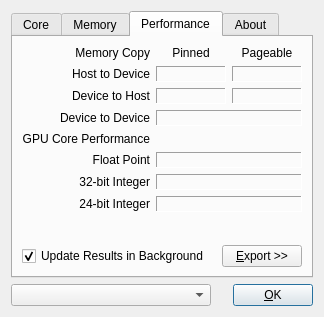
Qt form ui/czdialog.ui (spainnoobperez/cuda-z) before a commit.
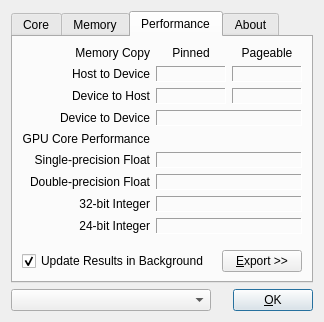
The same form after that commit. The open tabs and pages were chosen to show the change. Icons and pictures are not drawn.

Commit message: Double-precision test added.

```diff
--- a/ui/czdialog.ui
+++ b/ui/czdialog.ui
@@ -6,7 +6,7 @@
     <x>0</x>
     <y>0</y>
     <width>324</width>
-    <height>317</height>
+    <height>322</height>
    </rect>
   </property>
   <property name="windowTitle" >
@@ -731,7 +731,7 @@
        <item row="5" column="0" >
         <widget class="QLabel" name="labelFloatRate" >
          <property name="text" >
-          <string>Float Point</string>
+          <string>Single-precision Float</string>
          </property>
          <property name="alignment" >
           <set>Qt::AlignRight|Qt::AlignTrailing|Qt::AlignVCenter</set>
@@ -755,6 +755,38 @@
         </widget>
        </item>
        <item row="6" column="0" >
+        <widget class="QLabel" name="labelDoubleRate" >
+         <property name="locale" >
+          <locale country="UnitedStates" language="English" />
+         </property>
+         <property name="text" >
+          <string>Double-precision Float</string>
+         </property>
+         <property name="alignment" >
+          <set>Qt::AlignRight|Qt::AlignTrailing|Qt::AlignVCenter</set>
+         </property>
+        </widget>
+       </item>
+       <item row="6" column="1" colspan="2" >
+        <widget class="QLabel" name="labelDoubleRateText" >
+         <property name="locale" >
+          <locale country="UnitedStates" language="English" />
+         </property>
+         <property name="frameShape" >
+          <enum>QFrame::Panel</enum>
+         </property>
+         <property name="frameShadow" >
+          <enum>QFrame::Sunken</enum>
+         </property>
+         <property name="text" >
+          <string>&lt;rate Mflop/s></string>
+         </property>
+         <property name="textInteractionFlags" >
+          <set>Qt::LinksAccessibleByMouse</set>
+         </property>
+        </widget>
+       </item>
+       <item row="7" column="0" >
         <widget class="QLabel" name="labelInt32Rate" >
          <property name="text" >
           <string>32-bit Integer</string>
@@ -764,7 +796,7 @@
          </property>
         </widget>
        </item>
-       <item row="6" column="1" colspan="2" >
+       <item row="7" column="1" colspan="2" >
         <widget class="QLabel" name="labelInt32RateText" >
          <property name="frameShape" >
           <enum>QFrame::Panel</enum>
@@ -780,7 +812,7 @@
          </property>
         </widget>
        </item>
-       <item row="7" column="0" >
+       <item row="8" column="0" >
         <widget class="QLabel" name="labelInt24Rate" >
          <property name="text" >
           <string>24-bit Integer</string>
@@ -790,7 +822,7 @@
          </property>
         </widget>
        </item>
-       <item row="7" column="1" colspan="2" >
+       <item row="8" column="1" colspan="2" >
         <widget class="QLabel" name="labelInt24RateText" >
          <property name="frameShape" >
           <enum>QFrame::Panel</enum>
@@ -806,7 +838,7 @@
          </property>
         </widget>
        </item>
-       <item row="8" column="0" colspan="3" >
+       <item row="9" column="0" colspan="3" >
         <spacer name="verticalSpacer_6" >
          <property name="orientation" >
           <enum>Qt::Vertical</enum>
@@ -819,7 +851,7 @@
          </property>
         </spacer>
        </item>
-       <item row="9" column="0" colspan="3" >
+       <item row="10" column="0" colspan="3" >
         <layout class="QHBoxLayout" name="horizontalLayout_4" >
          <item>
           <widget class="QCheckBox" name="checkUpdateResults" >
```
Left out of the diff: 235 changed lines with no effect on the pictures. The commit also changes 3 other files.
